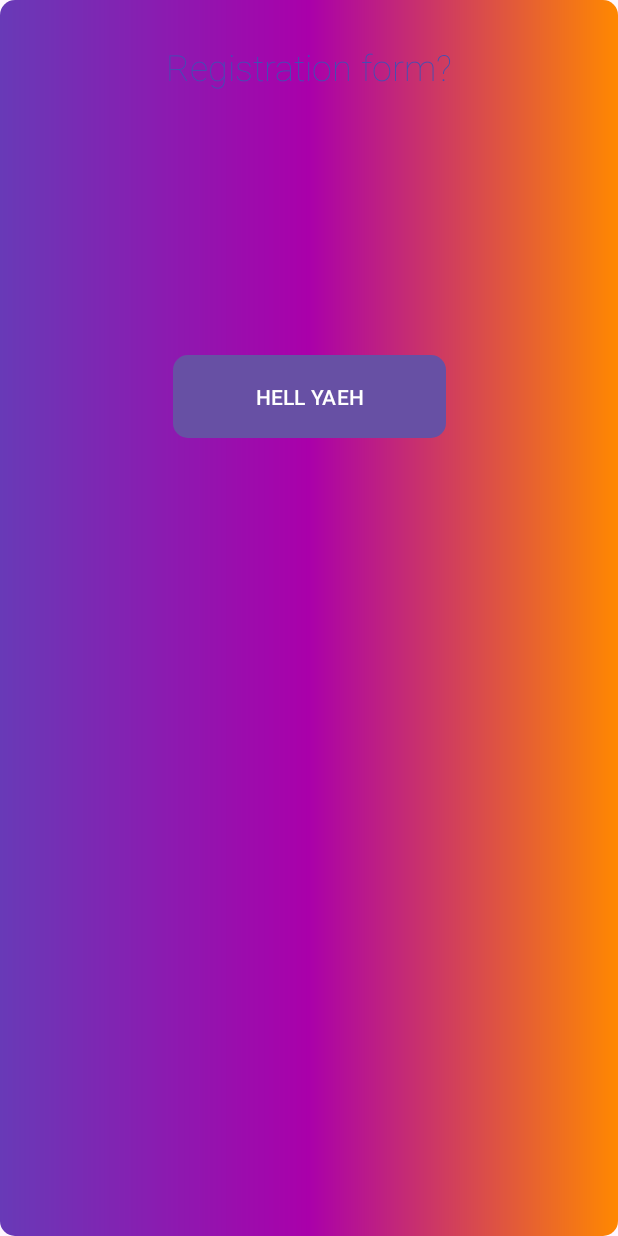
After one commit to raaveinm/LeAndroidPractice, an Android app: the ExperimentalSheesh screen opened directly, with no data from a screen before it, on a phone screen of 412 x 824 dp. The commit adds this screen. Run offline under Robolectric (Android 15) with nearby library versions, the phone set to English and light mode, and no system bars.

Commit message:
creating experimental activity, complited practice II

```diff
--- a/app/build.gradle
+++ b/app/build.gradle
@@ -26,6 +26,9 @@ android {
         sourceCompatibility JavaVersion.VERSION_11
         targetCompatibility JavaVersion.VERSION_11
     }
+    buildFeatures {
+        viewBinding true
+    }
 }
 
 dependencies {
@@ -35,6 +38,8 @@ dependencies {
     implementation libs.activity
     implementation libs.constraintlayout
     implementation libs.play.services.maps
+    implementation libs.lifecycle.livedata.ktx
+    implementation libs.lifecycle.viewmodel.ktx
     testImplementation libs.junit
     androidTestImplementation libs.ext.junit
     androidTestImplementation libs.espresso.core
--- a/app/src/main/AndroidManifest.xml
+++ b/app/src/main/AndroidManifest.xml
@@ -15,6 +15,11 @@
         android:theme="@style/Theme.AndroidPracticals"
         tools:targetApi="31">
         <activity
+            android:name=".ExperimentalSheesh"
+            android:exported="false"
+            android:label="@string/title_activity_experimental_sheesh"
+            android:theme="@style/Theme.AndroidPracticals.NoActionBar" />
+        <activity
             android:name=".FilesTestActivity"
             android:exported="false" />
         <activity
--- /dev/null
+++ b/app/src/main/java/com/raaceinm/androidpracticals/ExperimentalSheesh.java
@@ -0,0 +1,24 @@
+package com.raaceinm.androidpracticals;
+
+import android.os.Bundle;
+
+import androidx.activity.EdgeToEdge;
+import androidx.appcompat.app.AppCompatActivity;
+import androidx.core.graphics.Insets;
+import androidx.core.view.ViewCompat;
+import androidx.core.view.WindowInsetsCompat;
+
+public class ExperimentalSheesh extends AppCompatActivity {
+
+    @Override
+    protected void onCreate(Bundle savedInstanceState) {
+        super.onCreate(savedInstanceState);
+        EdgeToEdge.enable(this);
+        setContentView(R.layout.activity_experimental_sheesh);
+        ViewCompat.setOnApplyWindowInsetsListener(findViewById(R.id.main), (v, insets) -> {
+            Insets systemBars = insets.getInsets(WindowInsetsCompat.Type.systemBars());
+            v.setPadding(systemBars.left, systemBars.top, systemBars.right, systemBars.bottom);
+            return insets;
+        });
+    }
+}
--- a/app/src/main/java/com/raaceinm/androidpracticals/MainActivity.java
+++ b/app/src/main/java/com/raaceinm/androidpracticals/MainActivity.java
@@ -15,6 +15,7 @@ import androidx.core.graphics.Insets;
 import androidx.core.view.ViewCompat;
 import androidx.core.view.WindowInsetsCompat;
 
+import com.raaceinm.androidpracticals.Tools.Vid;
 
 
 public class MainActivity extends AppCompatActivity {
--- /dev/null
+++ b/app/src/main/res/drawable/back.xml
@@ -0,0 +1,12 @@
+<?xml version="1.0" encoding="utf-8"?>
+<shape xmlns:android="http://schemas.android.com/apk/res/android"
+        android:shape="rectangle">
+
+        <gradient
+            android:angle="0"
+            android:endColor="@android:color/holo_orange_dark"
+            android:centerColor="#AA00AA"
+            android:startColor="#683AB7"
+            android:type="linear"/>
+     <corners android:radius="10dp" />
+</shape>
--- /dev/null
+++ b/app/src/main/res/layout/activity_experimental_sheesh.xml
@@ -0,0 +1,135 @@
+<?xml version="1.0" encoding="utf-8"?>
+<androidx.constraintlayout.widget.ConstraintLayout xmlns:android="http://schemas.android.com/apk/res/android"
+    xmlns:app="http://schemas.android.com/apk/res-auto"
+    xmlns:tools="http://schemas.android.com/tools"
+    android:id="@+id/main"
+    android:layout_width="match_parent"
+    android:layout_height="match_parent"
+    tools:context=".ExperimentalSheesh">
+
+    <ImageView
+        android:id="@+id/imageView4"
+        android:layout_width="match_parent"
+        android:layout_height="match_parent"
+        app:srcCompat="@drawable/back"
+
+        />
+
+    <TextView
+        android:id="@+id/textView"
+        android:layout_width="277dp"
+        android:layout_height="35dp"
+        android:layout_marginTop="28dp"
+        android:fontFamily="sans-serif-thin"
+        android:lineSpacingExtra="8sp"
+        android:text="Registration form?"
+        android:textAlignment="center"
+        android:textAppearance="@style/TextAppearance.AppCompat.Large"
+        android:textColor="#3F51B5"
+        android:textSize="24sp"
+        android:typeface="monospace"
+        android:visibility="visible"
+
+        app:layout_constraintEnd_toEndOf="parent"
+        app:layout_constraintStart_toStartOf="parent"
+        app:layout_constraintTop_toTopOf="parent"
+
+        tools:ignore="HardcodedText" />
+
+    <Button
+        android:id="@+id/Continue"
+        android:layout_width="wrap_content"
+        android:layout_height="wrap_content"
+        android:text="@string/toContinue"
+        android:visibility="invisible"
+
+        app:layout_constraintBottom_toBottomOf="parent"
+        app:layout_constraintEnd_toEndOf="parent"
+        app:layout_constraintHorizontal_bias="0.498"
+        app:layout_constraintStart_toStartOf="parent"
+        app:layout_constraintTop_toBottomOf="@+id/editTextText"
+        app:layout_constraintVertical_bias="0.306" />
+
+    <EditText
+        android:id="@+id/editTextPhone"
+        android:layout_width="wrap_content"
+        android:layout_height="wrap_content"
+        android:layout_marginTop="124dp"
+        android:autofillHints="phone"
+        android:ems="10"
+        android:hint="phone"
+        android:inputType="phone"
+        android:visibility="invisible"
+
+        app:layout_constraintEnd_toEndOf="parent"
+        app:layout_constraintHorizontal_bias="0.502"
+        app:layout_constraintStart_toStartOf="parent"
+        app:layout_constraintTop_toTopOf="parent"
+        tools:ignore="HardcodedText" />
+
+    <EditText
+        android:id="@+id/editTextTextEmailAddress"
+        android:layout_width="wrap_content"
+        android:layout_height="wrap_content"
+        android:autofillHints="emailAddress"
+        android:ems="10"
+        android:hint="email"
+        android:inputType="textEmailAddress"
+        android:visibility="invisible"
+
+        app:layout_constraintEnd_toEndOf="parent"
+        app:layout_constraintStart_toStartOf="parent"
+        app:layout_constraintTop_toBottomOf="@+id/editTextPhone"
+        tools:ignore="HardcodedText" />
+
+    <EditText
+        android:id="@+id/editTextTextPassword"
+        android:layout_width="wrap_content"
+        android:layout_height="wrap_content"
+        android:autofillHints="password"
+        android:ems="10"
+        android:hint="Password"
+        android:visibility="invisible"
+        android:inputType="textPassword"
+
+        app:layout_constraintEnd_toEndOf="parent"
+        app:layout_constraintStart_toStartOf="parent"
+        app:layout_constraintTop_toBottomOf="@+id/editTextTextEmailAddress"
+
+        tools:ignore="HardcodedText" />
+
+    <EditText
+        android:id="@+id/editTextText"
+        android:layout_width="wrap_content"
+        android:layout_height="wrap_content"
+        android:autofillHints="username"
+        android:ems="10"
+        android:hint="username"
+        android:inputType="text"
+        android:visibility="invisible"
+
+        app:layout_constraintEnd_toEndOf="parent"
+        app:layout_constraintHorizontal_bias="0.502"
+        app:layout_constraintStart_toStartOf="parent"
+        app:layout_constraintTop_toBottomOf="@+id/editTextTextPassword"
+
+        tools:ignore="HardcodedText" />
+
+    <Button
+        android:id="@+id/hlYeah"
+        android:layout_width="182dp"
+        android:layout_height="55dp"
+        android:layout_marginTop="116dp"
+        android:background="@drawable/back"
+        android:text="HELL YAEH"
+        android:visibility="visible"
+
+        app:layout_constraintBottom_toBottomOf="parent"
+        app:layout_constraintEnd_toEndOf="parent"
+        app:layout_constraintStart_toStartOf="parent"
+        app:layout_constraintTop_toBottomOf="@+id/textView"
+        app:layout_constraintVertical_bias="0.097"
+
+        tools:ignore="HardcodedText" />
+
+</androidx.constraintlayout.widget.ConstraintLayout>
--- a/app/src/main/res/values/strings.xml
+++ b/app/src/main/res/values/strings.xml
@@ -4,4 +4,6 @@
     <string name="i_want_to_teleport">Drop me</string>
     <string name="completed_sheesh">gemini.google.com</string>
     <string name="error_accessing_file">Error accessing file</string>
+    <string name="drop">Drop</string>
+    <string name="toContinue">Continue</string>>
 </resources>
--- a/app/src/main/res/values/themes.xml
+++ b/app/src/main/res/values/themes.xml
@@ -6,4 +6,13 @@
     </style>
 
     <style name="Theme.AndroidPracticals" parent="Base.Theme.AndroidPracticals" />
+
+    <style name="Theme.AndroidPracticals.NoActionBar">
+        <item name="windowActionBar">false</item>
+        <item name="windowNoTitle">true</item>
+    </style>
+
+    <style name="Theme.AndroidPracticals.AppBarOverlay" parent="ThemeOverlay.AppCompat.Dark.ActionBar" />
+
+    <style name="Theme.AndroidPracticals.PopupOverlay" parent="ThemeOverlay.AppCompat.Light" />
 </resources>
--- a/gradle/libs.versions.toml
+++ b/gradle/libs.versions.toml
@@ -1,5 +1,5 @@
 [versions]
-agp = "8.8.1"
+agp = "8.7.2"
 junit = "4.13.2"
 junitVersion = "1.2.1"
 espressoCore = "3.6.1"
@@ -8,6 +8,8 @@ material = "1.12.0"
 activity = "1.10.0"
 constraintlayout = "2.2.0"
 playServicesMaps = "19.1.0"
+lifecycleLivedataKtx = "2.8.7"
+lifecycleViewmodelKtx = "2.8.7"
 
 [libraries]
 junit = { group = "junit", name = "junit", version.ref = "junit" }
@@ -18,6 +20,8 @@ material = { group = "com.google.android.material", name = "material", version.r
 activity = { group = "androidx.activity", name = "activity", version.ref = "activity" }
 constraintlayout = { group = "androidx.constraintlayout", name = "constraintlayout", version.ref = "constraintlayout" }
 play-services-maps = { group = "com.google.android.gms", name = "play-services-maps", version.ref = "playServicesMaps" }
+lifecycle-livedata-ktx = { group = "androidx.lifecycle", name = "lifecycle-livedata-ktx", version.ref = "lifecycleLivedataKtx" }
+lifecycle-viewmodel-ktx = { group = "androidx.lifecycle", name = "lifecycle-viewmodel-ktx", version.ref = "lifecycleViewmodelKtx" }
 
 [plugins]
 android-application = { id = "com.android.application", version.ref = "agp" }
```
Also changed, not shown: app/src/main/java/com/raaceinm/androidpracticals/FilesTestActivity.java (+60 -2 lines), app/src/main/java/com/raaceinm/androidpracticals/Tools/Vid.java (renamed from app/src/main/java/com/raaceinm/androidpracticals/Vid.java, +4 -5 lines), app/src/main/res/layout/activity_files_test.xml (+30 -2 lines).
